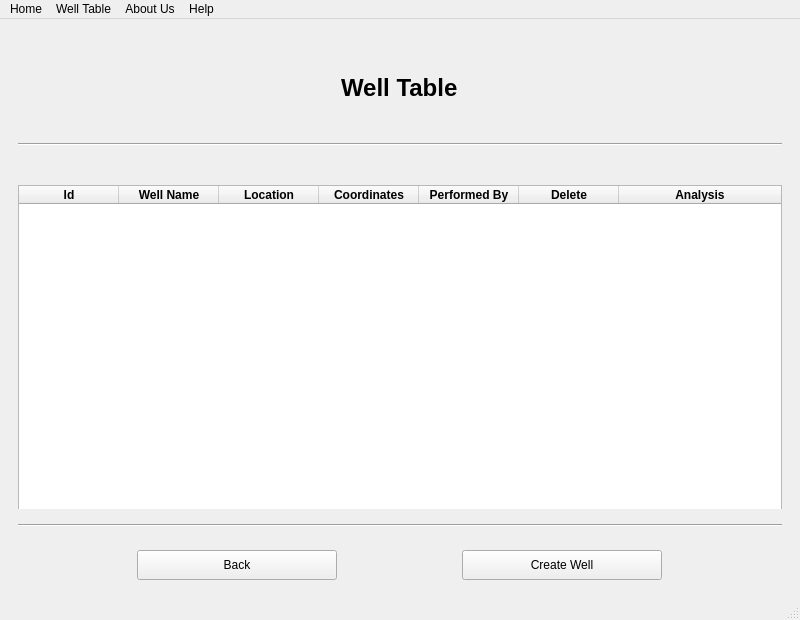
The window that well_table.ui (dhairyashil-G/CGWB-Desktop-App) describes before a commit, drawn with Qt 5.
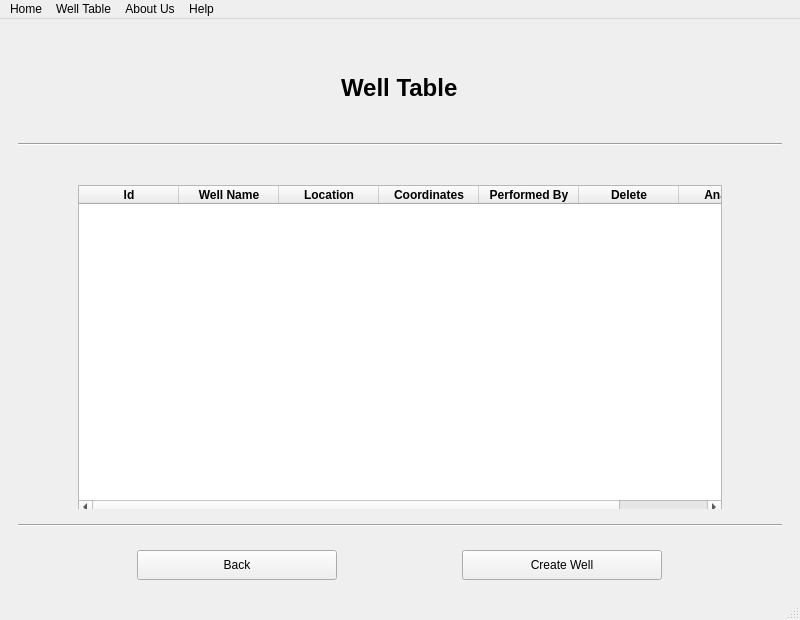
The same window after the commit. Icons and pictures are not drawn.

Commit message: WellTable ui updated and updated .spec file

Patch:
```diff
--- a/well_table.ui
+++ b/well_table.ui
@@ -118,6 +118,12 @@
          <property name="layoutDirection">
           <enum>Qt::LeftToRight</enum>
          </property>
+         <property name="styleSheet">
+          <string notr="true">QTableWidget {
+    margin-right: 60px;
+	margin-left: 60px;
+}</string>
+         </property>
          <property name="alternatingRowColors">
           <bool>true</bool>
          </property>
```
The commit also changes 2 other files.
